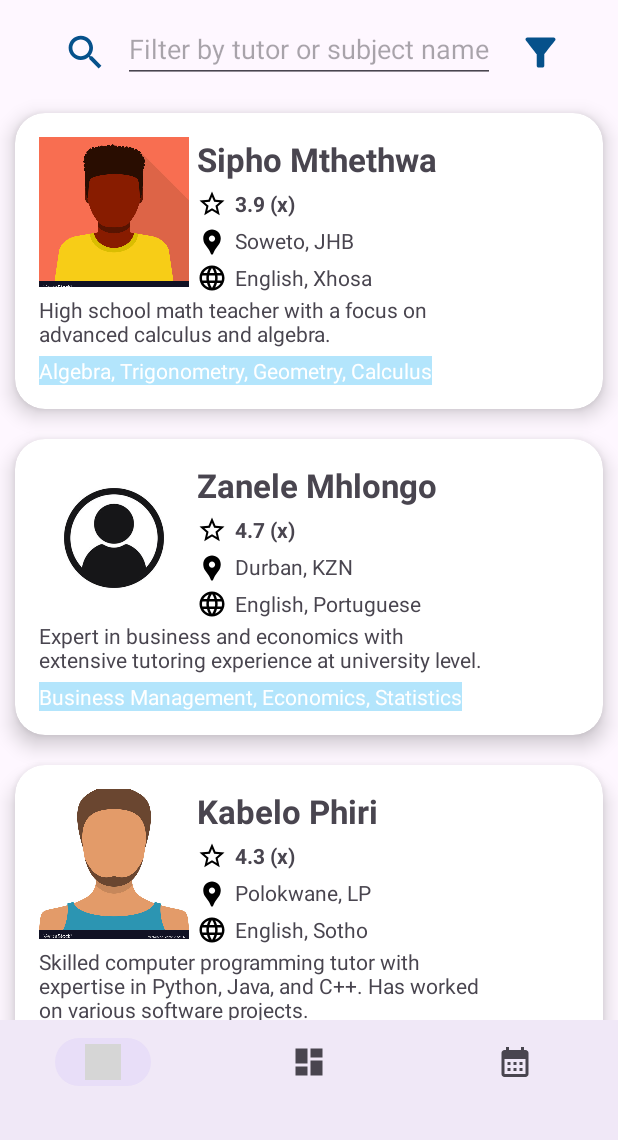
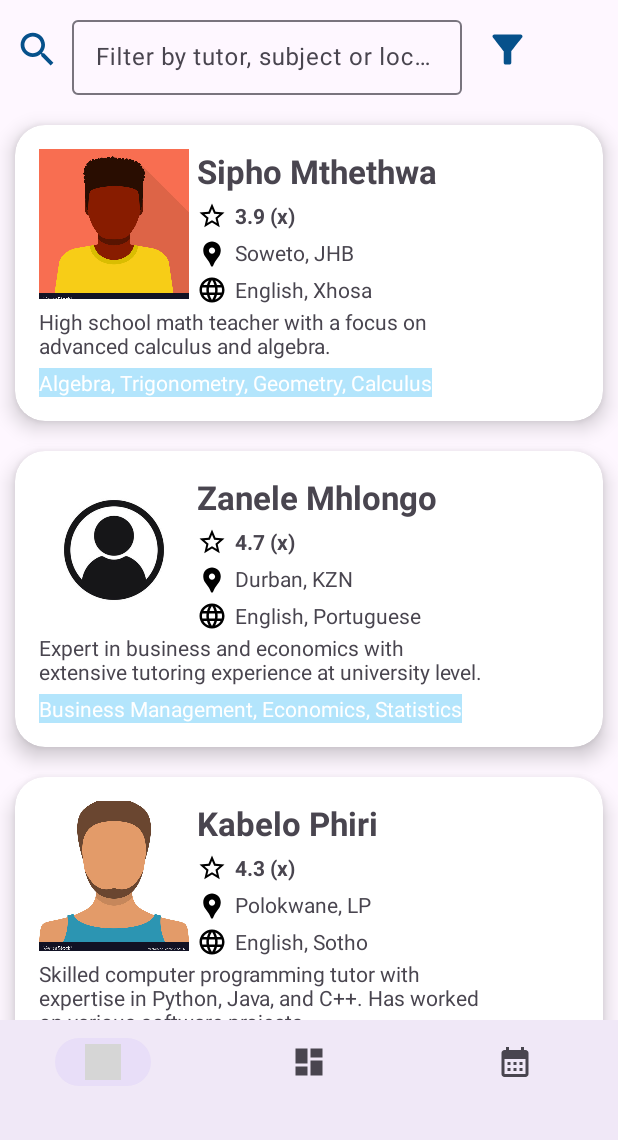
Before and after one commit to Nqobile-08/WeRTutors-Mobile-App, an Android app: the screen it shows after launch (MainActivity), in the side drawer, after a tap on "View tutors", on a phone screen of 412 x 824 dp, the part 96-1236 px from its top. Run offline under Robolectric (Android 15) with nearby library versions, the phone set to English and light mode, and no system bars; our stand-ins replace Firebase (no records; nobody signed in at launch, a user with empty details on screens opened directly); 1 statement that could not run was skipped; grey boxes are pictures that could not be loaded.

```diff
--- a/app/src/main/res/layout/tutor_options_1.xml
+++ b/app/src/main/res/layout/tutor_options_1.xml
@@ -14,34 +14,48 @@
         android:layout_width="match_parent"
         android:layout_height="wrap_content"
         app:layout_constraintStart_toStartOf="parent"
-        app:layout_constraintTop_toBottomOf="@+id/etSearchBar" />
+        app:layout_constraintTop_toBottomOf="@+id/inputLayout" />
 
     <ImageView
         android:id="@+id/ic_search"
         android:layout_width="30dp"
         android:layout_height="30dp"
-        app:layout_constraintEnd_toStartOf="@id/etSearchBar"
-        app:layout_constraintTop_toTopOf="@id/etSearchBar"
+        android:layout_marginLeft="10dp"
+        android:layout_marginTop="10dp"
+        android:layout_marginRight="10dp"
         android:src="@drawable/ic_search"
-        android:layout_marginRight="10dp"
-        android:layout_marginTop="10dp"
-        />
-    <EditText
-        android:id="@+id/etSearchBar"
+        app:layout_constraintEnd_toStartOf="@id/inputLayout"
+        app:layout_constraintStart_toStartOf="parent"
+        app:layout_constraintTop_toTopOf="@id/inputLayout" />
+
+    <com.google.android.material.textfield.TextInputLayout
+        android:id="@+id/inputLayout"
         android:layout_width="wrap_content"
         android:layout_height="wrap_content"
-        android:layout_marginTop="10dp"
-        android:hint="Filter by tutor or subject name"
-        app:layout_constraintEnd_toEndOf="parent"
-        app:layout_constraintStart_toStartOf="parent"
-        app:layout_constraintTop_toTopOf="parent" />
+        android:layout_margin="8dp"
+        app:layout_constraintTop_toTopOf="parent"
+        app:layout_constraintStart_toEndOf="@id/ic_search">
+
+        <com.google.android.material.textfield.TextInputEditText
+            android:id="@+id/etSearchBar"
+            android:layout_width="260dp"
+            android:layout_height="50dp"
+            android:layout_marginTop="10dp"
+            android:hint="Filter by tutor, subject or location"
+            app:layout_constraintEnd_toEndOf="parent"
+            app:layout_constraintStart_toStartOf="parent"
+            app:layout_constraintTop_toTopOf="parent"
+            />
+
+    </com.google.android.material.textfield.TextInputLayout>
+
 
     <ImageView
         android:id="@+id/ic_filter"
         android:layout_width="30dp"
         android:layout_height="30dp"
-        app:layout_constraintStart_toEndOf="@id/etSearchBar"
-        app:layout_constraintTop_toTopOf="@id/etSearchBar"
+        app:layout_constraintStart_toEndOf="@id/inputLayout"
+        app:layout_constraintTop_toTopOf="@id/inputLayout"
         android:src="@drawable/ic_filter"
         android:layout_marginLeft="15dp"
         android:layout_marginTop="10dp"
```
Also changed, not shown: app/src/main/java/com/ratjatji/eskhathinitutors/tutorOptions_1.kt (+63 -32 lines).
